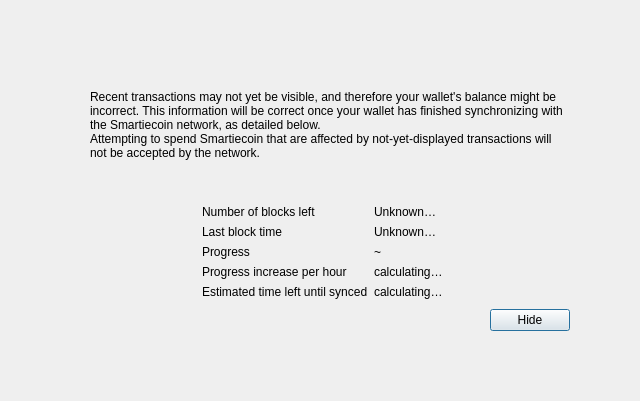
Korsh-Dev/Korsh-Code-Mainnet, file src/qt/forms/modaloverlay.ui: the form before one commit.
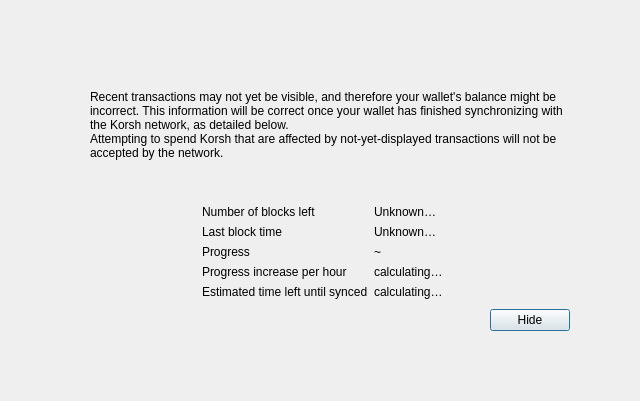
The form after the commit.

Commit message: Initialize Korsh Core mainnet fork

```diff
--- a/src/qt/forms/modaloverlay.ui
+++ b/src/qt/forms/modaloverlay.ui
@@ -111,7 +111,7 @@
              <item>
               <widget class="QLabel" name="infoText">
                <property name="text">
-                <string>Recent transactions may not yet be visible, and therefore your wallet's balance might be incorrect. This information will be correct once your wallet has finished synchronizing with the Smartiecoin network, as detailed below.</string>
+                <string>Recent transactions may not yet be visible, and therefore your wallet's balance might be incorrect. This information will be correct once your wallet has finished synchronizing with the Korsh network, as detailed below.</string>
                </property>
                <property name="textFormat">
                 <enum>Qt::RichText</enum>
@@ -124,7 +124,7 @@
              <item>
               <widget class="QLabel" name="infoTextStrong">
                <property name="text">
-                <string>Attempting to spend Smartiecoin that are affected by not-yet-displayed transactions will not be accepted by the network.</string>
+                <string>Attempting to spend Korsh that are affected by not-yet-displayed transactions will not be accepted by the network.</string>
                </property>
                <property name="textFormat">
                 <enum>Qt::RichText</enum>
```
The commit also changes 648 other files.
